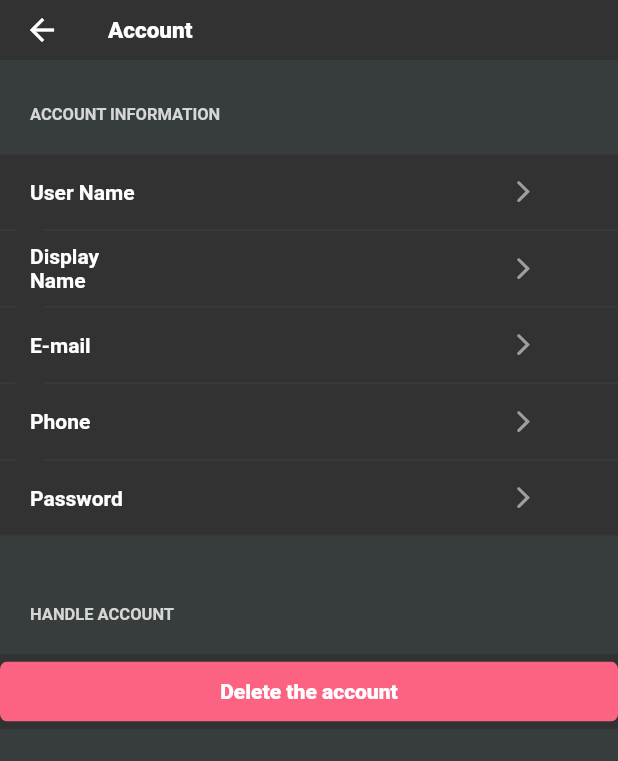
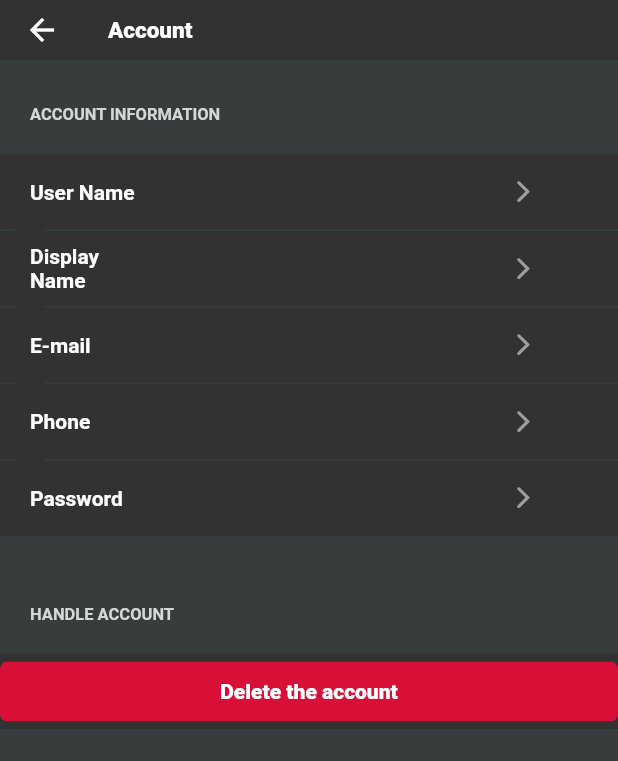
Before and after one commit to abdur63/SE_Lab_Project, a Flutter app: the EditProfile screen opened directly with empty values, after a tap on "Delete the account", on a phone screen of 412 x 824 dp. Shown: the top 761 px of the screen. Run offline on Flutter 3.47's test engine with Material 2 defaults, Android fonts, the phone set to English and light mode, and no system bars; our stand-ins replace bouncing_widget, equatable, flutter_bloc, shared_preferences; accounts and stored records are empty; network calls fail.

```diff
--- a/DiscordCloneFrontend/lib/pages/profile/edit.dart
+++ b/DiscordCloneFrontend/lib/pages/profile/edit.dart
@@ -48,14 +48,10 @@ class _EditProfileState extends State<EditProfile> {
               builder: (BuildContext context) => OnBoardPage(),
             ),
           );
-        } else {
-          if (kDebugMode) {
-            print('User cannot be deleted: ${responseData['message']}');
-          }
         }
       } else {
         if (kDebugMode) {
-          print('Error: ${response.statusCode}');
+          print('User not found: ${response.statusCode}');
         }
       }
     } catch (e) {
@@ -204,9 +200,6 @@ class _EditProfileState extends State<EditProfile> {
                   child: Row(
                     mainAxisAlignment: MainAxisAlignment.start,
                     children: <Widget>[
-                      // const SizedBox(
-                      //   width: 20,
-                      // ),
                       Padding(
                         padding: const EdgeInsets.symmetric(
                             horizontal: 0, vertical: 5),
@@ -215,17 +208,9 @@ class _EditProfileState extends State<EditProfile> {
                             _deleteUser(context);
                           },
                           message: 'Delete the account',
-                          color: const Color.fromARGB(255, 252, 99, 130),
+                          color: const Color.fromARGB(255, 216, 15, 55),
                         ),
                       ),
-                      // SizedBox(
-                      //   width: 200,
-                      //   child: Text(
-                      //     'Delete the account',
-                      //     style: TextStyle(
-                      //         color: Colors.red, fontWeight: FontWeight.w500),
-                      //   ),
-                      // ),
                     ],
                   ),
                 ),
```
Also changed, not shown: DiscordCloneFrontend/lib/auth/view/login.dart (+29 -13 lines).
